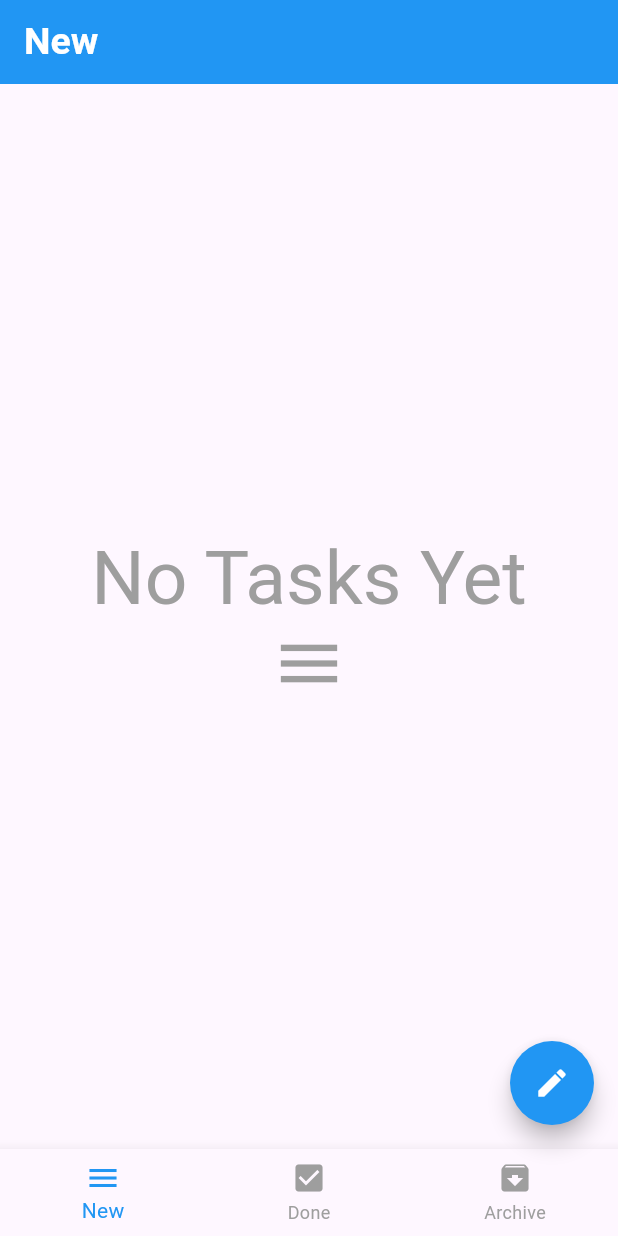
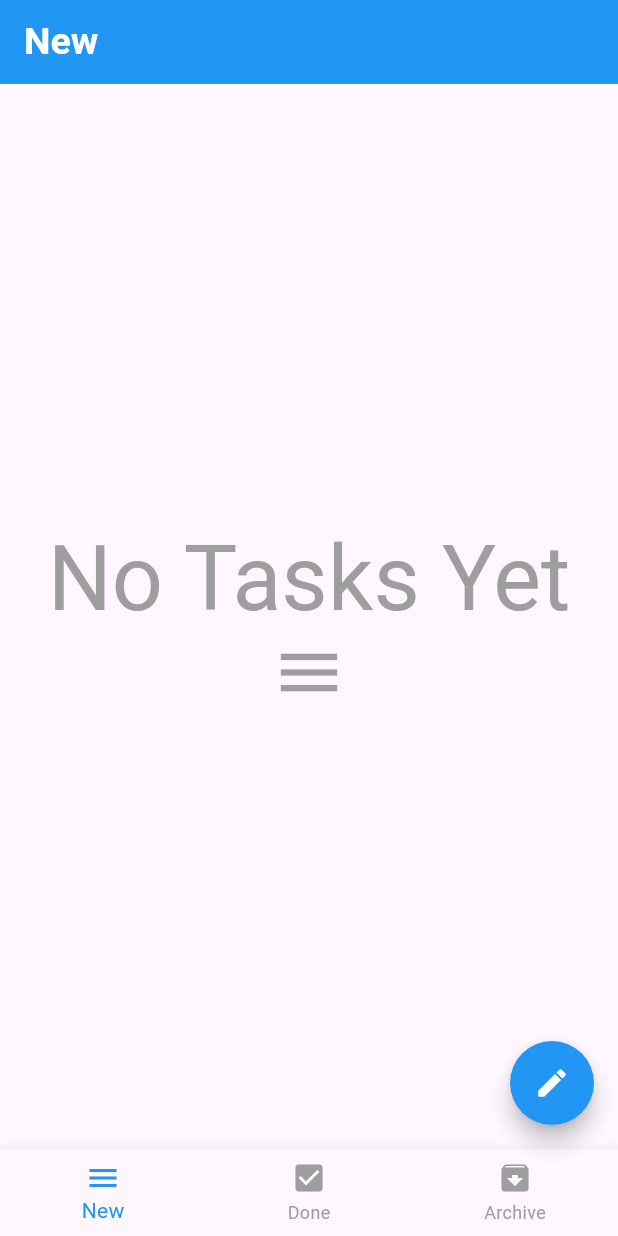
Before and after one commit to alyfadhel/group_monday_m1, a Flutter app: the screen it shows after launch, on a phone screen of 412 x 824 dp. Run offline on Flutter 3.47's test engine with Material 3 defaults, Android fonts, the phone set to English and light mode, and no system bars; our stand-ins replace bloc, conditional_builder_null_safety, device_preview, flutter_bloc, hexcolor, sqflite; accounts and stored records are empty.

Commit message:
todo app

```diff
--- a/lib/features/modules/todo/new/presentation/screens/new_task_screen.dart
+++ b/lib/features/modules/todo/new/presentation/screens/new_task_screen.dart
@@ -40,7 +40,7 @@ class NewTaskScreen extends StatelessWidget {
                   'No Tasks Yet',
                   style: Theme.of(context).textTheme.headlineLarge!.copyWith(
                         color: Colors.grey,
-                    fontSize: 50.0,
+                    fontSize: 60.0,
                       ),
                 ),
                 const Icon(
```
